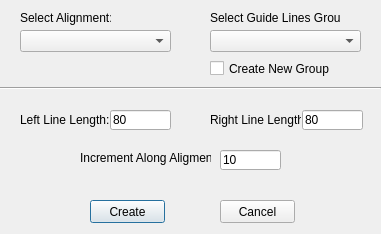
Qt form Section/CreateGuideLines.ui (HakanSeven12/FreeCAD-Geomatic-Workbench) before a commit.
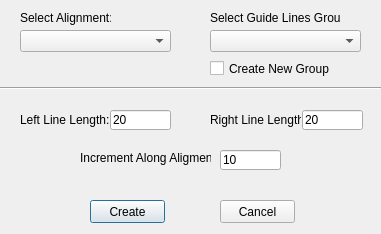
The same form after that commit.

```diff
--- a/Section/CreateGuideLines.ui
+++ b/Section/CreateGuideLines.ui
@@ -82,7 +82,7 @@
     </rect>
    </property>
    <property name="text">
-    <string>80</string>
+    <string>20</string>
    </property>
   </widget>
   <widget class="QLineEdit" name="RightLengthLE">
@@ -95,7 +95,7 @@
     </rect>
    </property>
    <property name="text">
-    <string>80</string>
+    <string>20</string>
    </property>
   </widget>
   <widget class="QLabel" name="LeftLengthL">
```
